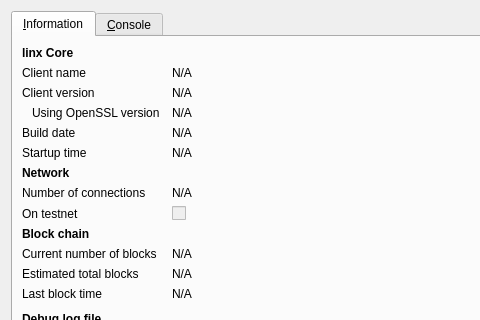
Above: src/qt/forms/rpcconsole.ui from linX-project/linX before the change; both pictures show x 0 to 480 and y 0 to 320 of the 740 by 450 pixel window. Below: the same form after it.
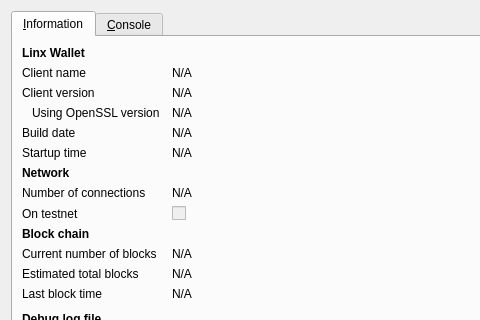
That is the form after the change. Icons and pictures are not drawn.

Patch:
```diff
--- a/src/qt/forms/rpcconsole.ui
+++ b/src/qt/forms/rpcconsole.ui
@@ -36,7 +36,7 @@
           </font>
          </property>
          <property name="text">
-          <string>linx Core</string>
+          <string>Linx Wallet</string>
          </property>
         </widget>
        </item>
```
